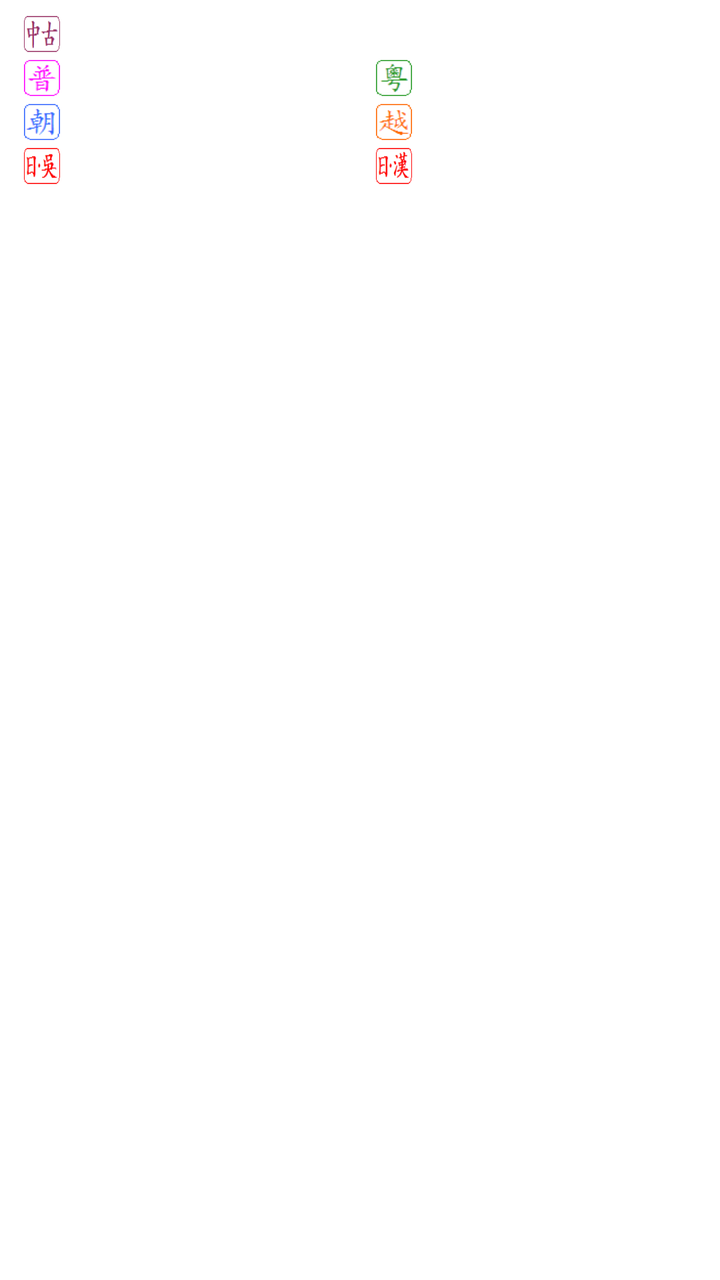
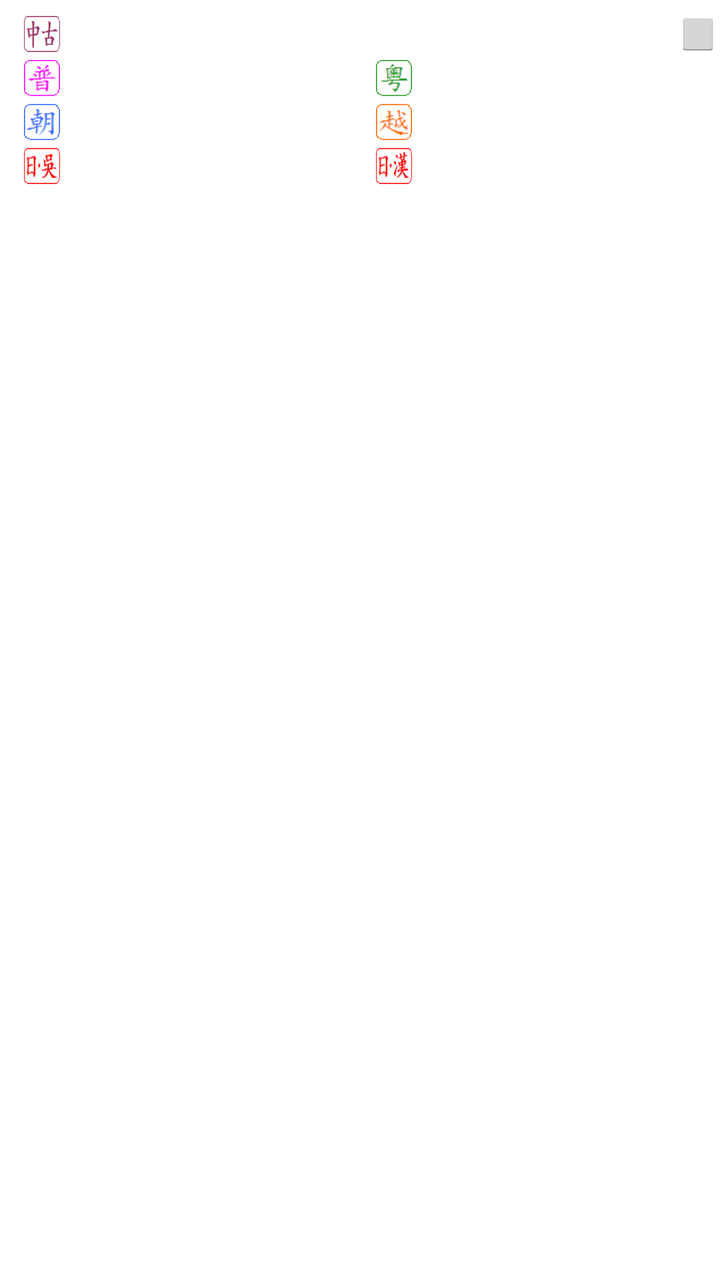

Compare the two renders of this Android layout. The source of the first and the diff that turns it into the second are given below.
<!-- AndroidManifest.xml: application theme AppTheme -->
<!-- res/layout/search_result_item.xml -->
<LinearLayout
    xmlns:android="http://schemas.android.com/apk/res/android"
    android:layout_width="match_parent"
    android:layout_height="wrap_content"
    android:orientation="horizontal"
    android:paddingTop="6dp"
    android:paddingBottom="6dp"
    android:baselineAligned="false" >

    <LinearLayout
        android:layout_width="wrap_content"
        android:layout_height="wrap_content"
        android:layout_weight="0"
        android:gravity="center"
        android:orientation="vertical"
        android:paddingLeft="2dp"
        android:paddingRight="6dp">

        <TextView
            style="@style/FontEntry"
            android:id="@+id/text_hz"
            android:layout_width="wrap_content"
            android:layout_height="wrap_content" />

        <TextView
            style="@style/FontDim"
            android:id="@+id/text_unicode"
            android:layout_width="wrap_content"
            android:layout_height="wrap_content" />

        <TextView
            style="@style/FontDim"
            android:id="@+id/text_variants"
            android:layout_width="wrap_content"
            android:layout_height="wrap_content" />

    </LinearLayout>

    <TableLayout
        android:layout_width="wrap_content"
        android:layout_height="wrap_content"
        android:layout_weight="1"
        android:stretchColumns="1,3"
        android:shrinkColumns="1,3" >
        <TableRow
            android:gravity="top" >
            <ImageView
                style="@style/ImageDetail"
                android:src="@drawable/lang_mc" />
            <LinearLayout
                android:layout_span="3"
                android:orientation="horizontal">
                <TextView
                    style="@style/FontDetail"
                    android:id="@+id/text_mc"
                    android:layout_height="wrap_content"
                    android:layout_width="wrap_content" />
                <TextView
                    style="@style/FontDetail"
                    android:id="@+id/text_mc_detail"
                    android:layout_height="wrap_content"
                    android:layout_width="0dp"
                    android:layout_weight="1" />
            </LinearLayout>
        </TableRow>
        <TableRow
            android:gravity="top" >
            <ImageView
                style="@style/ImageDetail"
                android:src="@drawable/lang_pu" />
            <TextView
                style="@style/FontDetail"
                android:id="@+id/text_pu"
                android:layout_width="0dp" />
            <ImageView
                style="@style/ImageDetail"
                android:src="@drawable/lang_ct" />
            <TextView
                style="@style/FontDetail"
                android:id="@+id/text_ct"
                android:layout_width="0dp" />
        </TableRow>
        <TableRow
            android:gravity="top" >
            <ImageView
                style="@style/ImageDetail"
                android:src="@drawable/lang_kr" />
            <TextView
                style="@style/FontDetail"
                android:id="@+id/text_kr"
                android:layout_width="0dp" />
            <ImageView
                style="@style/ImageDetail"
                android:src="@drawable/lang_vn" />
            <TextView
                style="@style/FontDetail"
                android:id="@+id/text_vn"
                android:layout_width="0dp" />
        </TableRow>
        <TableRow
            android:gravity="top" >
            <ImageView
                style="@style/ImageDetail"
                android:src="@drawable/lang_jp_go" />
            <TextView
                style="@style/FontDetail"
                android:id="@+id/text_jp_go"
                android:layout_width="0dp" />
            <ImageView
                style="@style/ImageDetail"
                android:src="@drawable/lang_jp_kan" />
            <TextView
                style="@style/FontDetail"
                android:id="@+id/text_jp_kan"
                android:layout_width="0dp" />
        </TableRow>
        <TableRow
            android:gravity="top" >
            <ImageView
                style="@style/ImageDetail"
                android:id="@+id/image_jp_extra_1" />
            <TextView
                style="@style/FontDetail"
                android:id="@+id/text_jp_extra_1"
                android:layout_width="0dp" />
            <ImageView
                style="@style/ImageDetail"
                android:id="@+id/image_jp_extra_2" />
            <TextView
                style="@style/FontDetail"
                android:id="@+id/text_jp_extra_2"
                android:layout_width="0dp" />
        </TableRow>
        <TableRow
            android:gravity="top" >
            <ImageView
                style="@style/ImageDetail"
                android:id="@+id/image_jp_extra_3" />
            <TextView
                style="@style/FontDetail"
                android:id="@+id/text_jp_extra_3"
                android:layout_width="0dp" />
        </TableRow>
    </TableLayout>

</LinearLayout>
<!-- resources referenced by this layout -->
<resources>
  <!-- drawable lang_ct: png bitmap (drawable, 1131 bytes) -->
  <!-- drawable lang_jp_go: png bitmap (drawable, 850 bytes) -->
  <!-- drawable lang_jp_kan: png bitmap (drawable, 903 bytes) -->
  <!-- drawable lang_kr: png bitmap (drawable, 1000 bytes) -->
  <!-- drawable lang_mc: png bitmap (drawable, 1194 bytes) -->
  <!-- drawable lang_pu: png bitmap (drawable, 533 bytes) -->
  <!-- drawable lang_vn: png bitmap (drawable, 951 bytes) -->
  <style name="FontDetail">
          <item name="android:textColor">#000000</item>
          <item name="android:textSize">15sp</item>
      </style>
  <style name="FontDim">
          <item name="android:textColor">#808080</item>
          <item name="android:textSize">15sp</item>
      </style>
  <style name="FontEntry">
          <item name="android:textColor">#9D261D</item>
          <item name="android:textSize">40sp</item>
      </style>
  <style name="ImageDetail">
          <item name="android:layout_height">22dp</item>
          <item name="android:layout_width">26dp</item>
          <item name="android:paddingTop">2dp</item>
          <item name="android:paddingBottom">2dp</item>
          <item name="android:paddingLeft">4dp</item>
          <item name="android:paddingRight">4dp</item>
          <item name="android:scaleType">fitXY</item>
      </style>
  <style name="AppTheme" parent="AppBaseTheme">
          
          <item name="android:actionBarStyle">@style/ActionBarStyle</item>
          <item name="android:editTextStyle">@style/EditTextStyle</item>
          <item name="android:spinnerItemStyle">@style/SpinnerItemStyle</item>
          <item name="android:itemTextAppearance">@style/MenuItemStyle</item>
      </style>
  <style name="AppBaseTheme" parent="android:Theme.Light">
          
      </style>
  <style name="ActionBarStyle" parent="android:Widget.ActionBar">
          <item name="android:background">#00AAFF</item>
          <item name="android:titleTextStyle">@style/ActionBarTitleTextStyle</item>
      </style>
  <style name="EditTextStyle" parent="android:Widget.EditText">
          <item name="android:textSize">18sp</item>
      </style>
  <style name="SpinnerItemStyle" parent="android:Widget.TextView.SpinnerItem">
          <item name="android:textSize">18sp</item>
          <item name="android:paddingLeft">8dp</item>
          <item name="android:paddingRight">8dp</item>
      </style>
  <style name="MenuItemStyle" parent="android:TextAppearance.Widget.IconMenu.Item">
          <item name="android:textSize">15sp</item>
      </style>
  <style name="ActionBarTitleTextStyle">
          <item name="android:textColor">#FFFFFF</item>
          <item name="android:textSize">19sp</item>
      </style>
</resources>

<!-- the commit's change to res/layout/search_result_item.xml (unified diff, before → after) -->
@@ -5,7 +5,10 @@
     android:orientation="horizontal"
     android:paddingTop="6dp"
     android:paddingBottom="6dp"
-    android:baselineAligned="false" >
+    android:baselineAligned="false"
+    android:descendantFocusability="blocksDescendants" >
+
+
 
     <LinearLayout
         android:layout_width="wrap_content"
@@ -42,6 +45,7 @@
         android:layout_weight="1"
         android:stretchColumns="1,3"
         android:shrinkColumns="1,3" >
+
         <TableRow
             android:gravity="top" >
             <ImageView
@@ -49,7 +53,9 @@
                 android:src="@drawable/lang_mc" />
             <LinearLayout
                 android:layout_span="3"
-                android:orientation="horizontal">
+                android:orientation="horizontal"
+                android:baselineAligned="false" >
+
                 <TextView
                     style="@style/FontDetail"
                     android:id="@+id/text_mc"
@@ -61,8 +67,13 @@
                     android:layout_height="wrap_content"
                     android:layout_width="0dp"
                     android:layout_weight="1" />
+                <Button
+                    android:id="@+id/button_favorite"
+                    android:layout_height="22dp"
+                    android:layout_width="22dp" />
             </LinearLayout>
         </TableRow>
+
         <TableRow
             android:gravity="top" >
             <ImageView
@@ -80,6 +91,7 @@
                 android:id="@+id/text_ct"
                 android:layout_width="0dp" />
         </TableRow>
+
         <TableRow
             android:gravity="top" >
             <ImageView
@@ -97,6 +109,7 @@
                 android:id="@+id/text_vn"
                 android:layout_width="0dp" />
         </TableRow>
+
         <TableRow
             android:gravity="top" >
             <ImageView
@@ -114,6 +127,7 @@
                 android:id="@+id/text_jp_kan"
                 android:layout_width="0dp" />
         </TableRow>
+
         <TableRow
             android:gravity="top" >
             <ImageView
@@ -131,6 +145,7 @@
                 android:id="@+id/text_jp_extra_2"
                 android:layout_width="0dp" />
         </TableRow>
+
         <TableRow
             android:gravity="top" >
             <ImageView
@@ -141,6 +156,7 @@
                 android:id="@+id/text_jp_extra_3"
                 android:layout_width="0dp" />
         </TableRow>
+
     </TableLayout>
 
 </LinearLayout>
<!-- resource entries referenced after the edit -->
@@ -30,7 +30,7 @@
       </style>
   <style name="AppTheme" parent="AppBaseTheme">
           
-          <item name="android:actionBarStyle">@style/ActionBarStyle</item>
+          <item name="android:actionBarStyle" tools:targetApi="11">@style/ActionBarStyle</item>
           <item name="android:editTextStyle">@style/EditTextStyle</item>
           <item name="android:spinnerItemStyle">@style/SpinnerItemStyle</item>
           <item name="android:itemTextAppearance">@style/MenuItemStyle</item>
@@ -40,7 +40,7 @@
       </style>
   <style name="ActionBarStyle" parent="android:Widget.ActionBar">
           <item name="android:background">#00AAFF</item>
-          <item name="android:titleTextStyle">@style/ActionBarTitleTextStyle</item>
+          <item name="android:titleTextStyle" tools:targetApi="11">@style/ActionBarTitleTextStyle</item>
       </style>
   <style name="EditTextStyle" parent="android:Widget.EditText">
           <item name="android:textSize">18sp</item>
